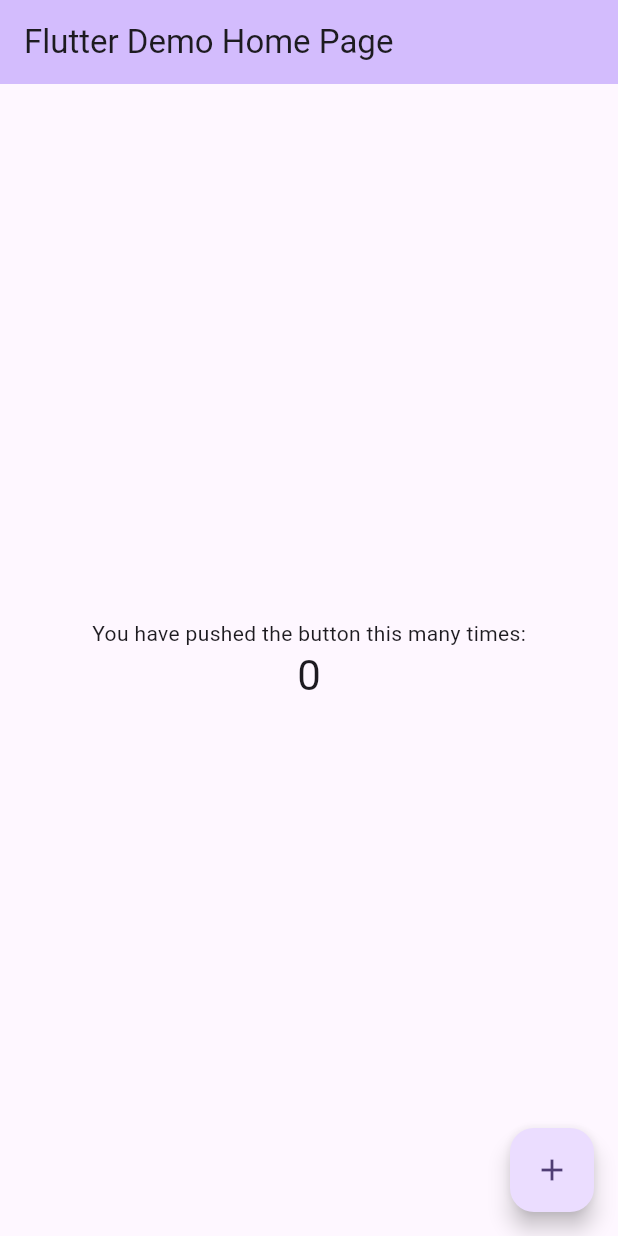
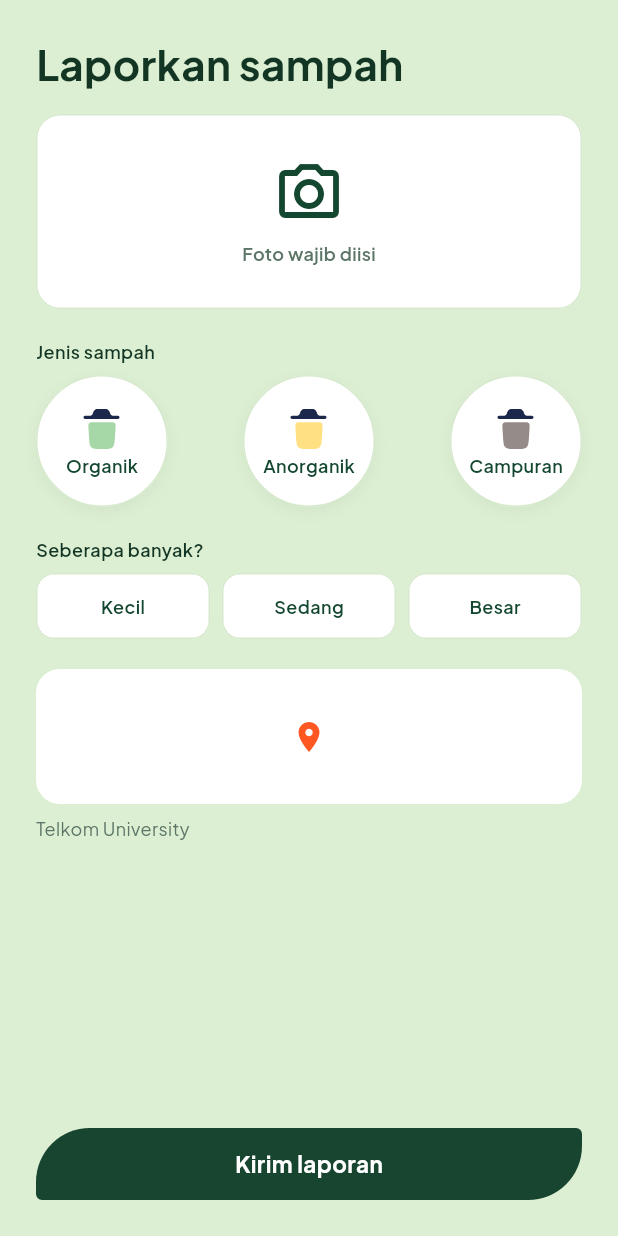
Before and after one commit to VallentinaStef/pilahKita, a Flutter app: the screen it shows after launch, on a phone screen of 412 x 824 dp. Run offline on Flutter 3.47's test engine with Material 3 defaults, Android fonts, the phone set to English and light mode, and no system bars; our stand-ins replace flutter_svg, google_fonts.

Commit message:
add report page

```diff
--- /dev/null
+++ b/lib/domain/entities/waste_size.dart
@@ -0,0 +1,8 @@
+enum WasteSize {
+  kecil('Kecil'),
+  sedang('Sedang'),
+  besar('Besar');
+
+  final String label;
+  const WasteSize(this.label);
+}
--- /dev/null
+++ b/lib/domain/entities/waste_type.dart
@@ -0,0 +1,8 @@
+enum WasteType {
+  organik('Organik'),
+  anorganik('Anorganik'),
+  campuran('Campuran');
+
+  final String label;
+  const WasteType(this.label);
+}
--- a/lib/main.dart
+++ b/lib/main.dart
@@ -1,4 +1,7 @@
 import 'package:flutter/material.dart';
+
+import 'presentation/pages/report_page.dart';
+import 'presentation/theme/app_theme.dart';
 
 void main() {
   runApp(const MyApp());
@@ -7,116 +10,12 @@ void main() {
 class MyApp extends StatelessWidget {
   const MyApp({super.key});
 
-  // This widget is the root of your application.
   @override
   Widget build(BuildContext context) {
     return MaterialApp(
-      title: 'Flutter Demo',
-      theme: ThemeData(
-        // This is the theme of your application.
-        //
-        // TRY THIS: Try running your application with "flutter run". You'll see
-        // the application has a purple toolbar. Then, without quitting the app,
-        // try changing the seedColor in the colorScheme below to Colors.green
-        // and then invoke "hot reload" (save your changes or press the "hot
-        // reload" button in a Flutter-supported IDE, or press "r" if you used
-        // the command line to start the app).
-        //
-        // Notice that the counter didn't reset back to zero; the application
-        // state is not lost during the reload. To reset the state, use hot
-        // restart instead.
-        //
-        // This works for code too, not just values: Most code changes can be
-        // tested with just a hot reload.
-        colorScheme: ColorScheme.fromSeed(seedColor: Colors.deepPurple),
-      ),
-      home: const MyHomePage(title: 'Flutter Demo Home Page'),
+      title: 'PilahKita',
+      theme: AppTheme.light,
+      home: const ReportPage(),
     );
   }
 }
-
-class MyHomePage extends StatefulWidget {
-  const MyHomePage({super.key, required this.title});
-
-  // This widget is the home page of your application. It is stateful, meaning
-  // that it has a State object (defined below) that contains fields that affect
-  // how it looks.
-
-  // This class is the configuration for the state. It holds the values (in this
-  // case the title) provided by the parent (in this case the App widget) and
-  // used by the build method of the State. Fields in a Widget subclass are
-  // always marked "final".
-
-  final String title;
-
-  @override
-  State<MyHomePage> createState() => _MyHomePageState();
-}
-
-class _MyHomePageState extends State<MyHomePage> {
-  int _counter = 0;
-
-  void _incrementCounter() {
-    setState(() {
-      // This call to setState tells the Flutter framework that something has
-      // changed in this State, which causes it to rerun the build method below
-      // so that the display can reflect the updated values. If we changed
-      // _counter without calling setState(), then the build method would not be
-      // called again, and so nothing would appear to happen.
-      _counter++;
-    });
-  }
-
-  @override
-  Widget build(BuildContext context) {
-    // This method is rerun every time setState is called, for instance as done
-    // by the _incrementCounter method above.
-    //
-    // The Flutter framework has been optimized to make rerunning build methods
-    // fast, so that you can just rebuild anything that needs updating rather
-    // than having to individually change instances of widgets.
-    return Scaffold(
-      appBar: AppBar(
-        // TRY THIS: Try changing the color here to a specific color (to
-        // Colors.amber, perhaps?) and trigger a hot reload to see the AppBar
-        // change color while the other colors stay the same.
-        backgroundColor: Theme.of(context).colorScheme.inversePrimary,
-        // Here we take the value from the MyHomePage object that was created by
-        // the App.build method, and use it to set our appbar title.
-        title: Text(widget.title),
-      ),
-      body: Center(
-        // Center is a layout widget. It takes a single child and positions it
-        // in the middle of the parent.
-        child: Column(
-          // Column is also a layout widget. It takes a list of children and
-          // arranges them vertically. By default, it sizes itself to fit its
-          // children horizontally, and tries to be as tall as its parent.
-          //
-          // Column has various properties to control how it sizes itself and
-          // how it positions its children. Here we use mainAxisAlignment to
-          // center the children vertically; the main axis here is the vertical
-          // axis because Columns are vertical (the cross axis would be
-          // horizontal).
-          //
-          // TRY THIS: Invoke "debug painting" (choose the "Toggle Debug Paint"
-          // action in the IDE, or press "p" in the console), to see the
-          // wireframe for each widget.
-          mainAxisAlignment: MainAxisAlignment.center,
-          children: <Widget>[
-            const Text('You have pushed the button this many times:'),
-            Text(
-              '$_counter',
-              style: Theme.of(context).textTheme.headlineMedium,
-            ),
-          ],
-        ),
-      ),
-      floatingActionButton: FloatingActionButton(
-        onPressed: _incrementCounter,
-        tooltip: 'Increment',
-        child: const Icon(Icons.add),
-      ), // This trailing comma makes auto-formatting nicer for build methods.
-    );
-  }
-}
--- /dev/null
+++ b/lib/presentation/pages/report_page.dart
@@ -0,0 +1,247 @@
+import 'package:flutter/material.dart';
+import '../theme/app_colors.dart';
+import '../widgets/primary_button.dart';
+import '../../domain/entities/waste_size.dart';
+import '../../domain/entities/waste_type.dart';
+import '../widgets/waste_size_option.dart';
+import '../widgets/waste_type_option.dart';
+
+class ReportPage extends StatefulWidget {
+  const ReportPage({super.key});
+
+  @override
+  State<ReportPage> createState() => _ReportPageState();
+}
+
+class _ReportPageState extends State<ReportPage> {
+  WasteType? selectedType;
+  WasteSize? selectedSize;
+  bool hasPhoto = false;
+  bool hasLocation = false;
+  bool showValidationError = false;
+
+  void validateAndSubmit() {
+    setState(() {
+      showValidationError = !hasPhoto || selectedType == null || !hasLocation;
+    });
+  }
+
+  Color getTypeColor(WasteType type) {
+    switch (type) {
+      case WasteType.organik:
+        return Colors.green;
+      case WasteType.anorganik:
+        return Colors.amber;
+      case WasteType.campuran:
+        return const Color.fromARGB(255, 43, 24, 17);
+    }
+  }
+
+  @override
+  Widget build(BuildContext context) {
+    return Scaffold(
+      backgroundColor: AppColors.mapGreen,
+      body: SafeArea(
+        child: Padding(
+          padding: const EdgeInsets.all(24),
+          child: Column(
+            crossAxisAlignment: CrossAxisAlignment.start,
+            children: [
+              const Text(
+                'Laporkan sampah',
+                style: TextStyle(fontSize: 28, fontWeight: FontWeight.bold),
+              ),
+              const SizedBox(height: 16),
+              if (showValidationError) ...[
+                _ValidationAlert(
+                  missingCount:
+                      [
+                        !hasPhoto,
+                        selectedType == null,
+                        !hasLocation,
+                      ].where((missing) => missing).length,
+                ),
+                const SizedBox(height: 12),
+              ],
+              Expanded(
+                child: SingleChildScrollView(
+                  child: Column(
+                    crossAxisAlignment: CrossAxisAlignment.start,
+                    children: [
+                      // camera placeholder
+                      GestureDetector(
+                        onTap: () {
+                          // TODO: buka halaman kamera
+                        },
+                        child: Container(
+                          width: double.infinity,
+                          height: 130,
+                          decoration: BoxDecoration(
+                            color: Colors.white,
+                            border: Border.all(
+                              color:
+                                  !hasPhoto && showValidationError
+                                      ? AppColors.red
+                                      : AppColors.border.withValues(alpha: 0.7),
+                              width: !hasPhoto && showValidationError ? 2 : 1,
+                            ),
+                            borderRadius: BorderRadius.circular(16),
+                          ),
+                          child: Column(
+                            mainAxisAlignment: MainAxisAlignment.center,
+                            children: [
+                              Icon(
+                                hasPhoto
+                                    ? Icons.check_circle_outline
+                                    : Icons.camera_alt_outlined,
+                                size: 48,
+                                color: AppColors.darkGreen,
+                              ),
+                              const SizedBox(height: 8),
+                              Text(
+                                hasPhoto
+                                    ? 'Foto siap digunakan'
+                                    : 'Foto wajib diisi',
+                                style: TextStyle(
+                                  color:
+                                      !hasPhoto && showValidationError
+                                          ? AppColors.red
+                                          : AppColors.textGrey,
+                                  fontSize: 12,
+                                  fontWeight: FontWeight.w600,
+                                ),
+                              ),
+                            ],
+                          ),
+                        ),
+                      ),
+                      const SizedBox(height: 20),
+                      const Text(
+                        'Jenis sampah',
+                        style: TextStyle(
+                          fontSize: 12,
+                          fontWeight: FontWeight.w600,
+                        ),
+                      ),
+                      const SizedBox(height: 8),
+                      Row(
+                        mainAxisAlignment: MainAxisAlignment.spaceBetween,
+                        children:
+                            WasteType.values.map((type) {
+                              return WasteTypeOption(
+                                label: type.label,
+                                iconColor: getTypeColor(type),
+                                isSelected: selectedType == type,
+                                hasError:
+                                    selectedType == null && showValidationError,
+                                onTap:
+                                    () => setState(() => selectedType = type),
+                              );
+                            }).toList(),
+                      ),
+                      const SizedBox(height: 20),
+                      const Text(
+                        'Seberapa banyak?',
+                        style: TextStyle(
+                          fontSize: 12,
+                          fontWeight: FontWeight.w600,
+                        ),
+                      ),
+                      const SizedBox(height: 8),
+                      Row(
+                        spacing: 8,
+                        children:
+                            WasteSize.values.map((size) {
+                              return WasteSizeOption(
+                                label: size.label,
+                                isSelected: selectedSize == size,
+                                onTap:
+                                    () => setState(() => selectedSize = size),
+                              );
+                            }).toList(),
+                      ),
+                      const SizedBox(height: 20),
+                      // placeholder lokasi
+                      Container(
+                        width: double.infinity,
+                        height: 90,
+                        decoration: BoxDecoration(
+                          color: Colors.white,
+                          borderRadius: BorderRadius.circular(16),
+                          border:
+                              !hasLocation && showValidationError
+                                  ? Border.all(color: AppColors.red, width: 2)
+                                  : null,
+                        ),
+                        child: const Icon(
+                          Icons.location_on,
+                          color: Colors.deepOrange,
+                        ),
+                      ),
+                      const SizedBox(height: 8),
+                      Text(
+                        hasLocation
+                            ? 'Telkom University'
+                            : showValidationError
+                            ? 'Titik lokasi belum dipilih'
+                            : 'Telkom University',
+                        style: TextStyle(
+                          fontSize: 12,
+                          color:
+                              !hasLocation && showValidationError
+                                  ? AppColors.red
+                                  : AppColors.textGrey,
+                          fontWeight:
+                              !hasLocation && showValidationError
+                                  ? FontWeight.w600
+                                  : FontWeight.normal,
+                        ),
+                      ),
+                    ],
+                  ),
+                ),
+              ),
+              const SizedBox(height: 12),
+              AppButton(text: 'Kirim laporan', onPressed: validateAndSubmit),
+            ],
+          ),
+        ),
+      ),
+    );
+  }
+}
+
+class _ValidationAlert extends StatelessWidget {
+  const _ValidationAlert({required this.missingCount});
+
+  final int missingCount;
+
+  @override
+  Widget build(BuildContext context) {
+    return Container(
+      width: double.infinity,
+      padding: const EdgeInsets.symmetric(horizontal: 12, vertical: 9),
+      decoration: BoxDecoration(
+        color: AppColors.pink,
+        borderRadius: BorderRadius.circular(10),
+      ),
+      child: Row(
+        children: [
+          const Text(
+            '!',
+            style: TextStyle(color: AppColors.red, fontWeight: FontWeight.w800),
+          ),
+          const SizedBox(width: 8),
+          Text(
+            '$missingCount isian belum lengkap. Lengkapi lalu kirim lagi.',
+            style: const TextStyle(
+              color: AppColors.red,
+              fontSize: 12,
+              fontWeight: FontWeight.w500,
+            ),
+          ),
+        ],
+      ),
+    );
+  }
+}
--- /dev/null
+++ b/lib/presentation/theme/app_colors.dart
@@ -0,0 +1,19 @@
+import 'package:flutter/material.dart';
+
+class AppColors {
+  static const darkGreen = Color(0xFF14472F);
+  static const lime = Color(0xFFD9F5B5);
+  static const mapGreen = Color(0xFFDDEFD3);
+  static const border = Color(0xFFC5E0B8);
+
+  static const green = Color(0xFF17452F);
+  static const teal = Color(0xFF0F3D35);
+
+
+  static const textDark = Color(0xFF123524);
+  static const textGrey = Color(0xFF5B7566);
+  static const line = Color(0xFFCFDCCB);
+
+  static const red = Color(0xFFB3261E);
+  static const pink = Color(0xFFFFE1DC);
+}
--- /dev/null
+++ b/lib/presentation/theme/app_theme.dart
@@ -0,0 +1,51 @@
+import 'package:flutter/material.dart';
+import 'package:google_fonts/google_fonts.dart';
+
+import 'app_colors.dart';
+
+class AppTheme {
+  static ThemeData get light {
+    return ThemeData(
+      useMaterial3: true,
+      scaffoldBackgroundColor: AppColors.mapGreen,
+      colorScheme: ColorScheme.fromSeed(
+        seedColor: AppColors.darkGreen,
+        brightness: Brightness.light,
+        surface: Colors.white,
+      ),
+      textTheme: GoogleFonts.plusJakartaSansTextTheme(
+        const TextTheme(
+          bodyLarge: TextStyle(
+            color: AppColors.textDark,
+            fontSize: 16,
+            fontWeight: FontWeight.w500,
+            height: 1.3,
+          ),
+          bodyMedium: TextStyle(
+            color: AppColors.textDark,
+            fontSize: 14,
+            fontWeight: FontWeight.w500,
+            height: 1.3,
+          ),
+          bodySmall: TextStyle(
+            color: AppColors.textGrey,
+            fontSize: 12,
+            fontWeight: FontWeight.w500,
+            height: 1.3,
+          ),
+          titleLarge: TextStyle(
+            color: AppColors.darkGreen,
+            fontSize: 28,
+            fontWeight: FontWeight.w700,
+            height: 1.1,
+          ),
+          labelLarge: TextStyle(
+            color: AppColors.darkGreen,
+            fontSize: 14,
+            fontWeight: FontWeight.w600,
+          ),
+        ),
+      ),
+    );
+  }
+}
--- /dev/null
+++ b/lib/presentation/widgets/primary_button.dart
@@ -0,0 +1,58 @@
+import 'package:flutter/material.dart';
+
+import '../theme/app_colors.dart';
+
+class AppButton extends StatelessWidget {
+  final String text;
+  final VoidCallback onPressed;
+  final bool outlined;
+  final Color color;
+  final Color? textColor;
+
+  const AppButton({
+    super.key,
+    required this.text,
+    required this.onPressed,
+    this.outlined = false,
+    this.color = AppColors.green,
+    this.textColor,
+  });
+
+  @override
+  Widget build(BuildContext context) {
+    final fontColor = textColor ?? (outlined ? AppColors.green : Colors.white);
+
+    const leafShape = BorderRadius.only(
+      topLeft: Radius.circular(36),
+      bottomRight: Radius.circular(36),
+      topRight: Radius.circular(4),
+      bottomLeft: Radius.circular(4),
+    );
+
+    return Container(
+      height: 48,
+      decoration: BoxDecoration(
+        color: outlined ? Colors.white : color,
+        borderRadius: leafShape,
+        border: outlined ? Border.all(color: fontColor, width: 2) : null,
+      ),
+      child: Material(
+        color: Colors.transparent,
+        child: InkWell(
+          borderRadius: leafShape,
+          onTap: onPressed,
+          child: Center(
+            child: Text(
+              text,
+              style: TextStyle(
+                color: fontColor,
+                fontSize: 15,
+                fontWeight: FontWeight.bold,
+              ),
+            ),
+          ),
+        ),
+      ),
+    );
+  }
+}
--- /dev/null
+++ b/lib/presentation/widgets/waste_size_option.dart
@@ -0,0 +1,48 @@
+import 'package:flutter/material.dart';
+import '../theme/app_colors.dart';
+
+class WasteSizeOption extends StatelessWidget {
+  final String label;
+  final bool isSelected;
+  final VoidCallback onTap;
+
+  const WasteSizeOption({
+    super.key,
+    required this.label,
+    required this.isSelected,
+    required this.onTap,
+  });
+
+  @override
+  Widget build(BuildContext context) {
+    return Expanded(
+      child: GestureDetector(
+        onTap: onTap,
+        child: Container(
+          height: 44,
+          decoration: BoxDecoration(
+            color: isSelected ? AppColors.lime : Colors.white,
+            borderRadius: BorderRadius.circular(12),
+            border: Border.all(
+              color:
+                  isSelected
+                      ? AppColors.darkGreen
+                      : AppColors.border.withValues(alpha: 0.7),
+              width: 1,
+            ),
+          ),
+          child: Center(
+            child: Text(
+              label,
+              style: TextStyle(
+                color: AppColors.darkGreen,
+                fontSize: 12,
+                fontWeight: isSelected ? FontWeight.w700 : FontWeight.w600,
+              ),
+            ),
+          ),
+        ),
+      ),
+    );
+  }
+}
--- /dev/null
+++ b/lib/presentation/widgets/waste_type_option.dart
@@ -0,0 +1,83 @@
+import 'package:flutter/material.dart';
+import 'package:flutter_svg/flutter_svg.dart';
+
+import '../theme/app_colors.dart';
+
+class WasteTypeOption extends StatelessWidget {
+  final String label;
+  final Color iconColor;
+  final bool isSelected;
+  final bool hasError;
+  final VoidCallback onTap;
+
+  const WasteTypeOption({
+    super.key,
+    required this.label,
+    required this.iconColor,
+    required this.isSelected,
+    this.hasError = false,
+    required this.onTap,
+  });
+
+  @override
+  Widget build(BuildContext context) {
+    return GestureDetector(
+      onTap: onTap,
+      child: Container(
+        width: 88,
+        height: 88,
+        decoration: BoxDecoration(
+          shape: BoxShape.circle,
+          color: isSelected ? AppColors.lime : Colors.white,
+          border: Border.all(
+            color:
+                isSelected
+                    ? AppColors.darkGreen
+                    : hasError
+                    ? AppColors.red
+                    : AppColors.border.withValues(alpha: 0.7),
+            width: 1,
+          ),
+          boxShadow: [
+            BoxShadow(
+              color: AppColors.darkGreen.withValues(
+                alpha: isSelected ? 0.12 : 0.06,
+              ),
+              blurRadius: 8,
+              offset: const Offset(0, 3),
+            ),
+          ],
+        ),
+        child: Column(
+          mainAxisAlignment: MainAxisAlignment.center,
+          children: [
+            Stack(
+              alignment: Alignment.center,
+              children: [
+                SvgPicture.asset(
+                  'lib/assets/trash_bin.svg',
+                  width: 32,
+                  height: 32,
+                  colorFilter: ColorFilter.mode(iconColor, BlendMode.srcIn),
+                ),
+                SvgPicture.asset(
+                  'lib/assets/trash_top.svg',
+                  width: 32,
+                  height: 32,
+                ),
+              ],
+            ),
+            Text(
+              label,
+              style: TextStyle(
+                color: AppColors.darkGreen,
+                fontSize: 12,
+                fontWeight: isSelected ? FontWeight.w700 : FontWeight.w600,
+              ),
+            ),
+          ],
+        ),
+      ),
+    );
+  }
+}
```
Also changed, not shown: analysis_options.yaml (+9 -0 lines), pubspec.yaml (+8 -0 lines), flutter_01.png (added), lib/assets/icons8-trash-400.svg (added), lib/assets/trash.svg (added), lib/assets/trash_bin.svg (added), lib/assets/trash_top.svg (added), pubspec.lock, 4 other files.
